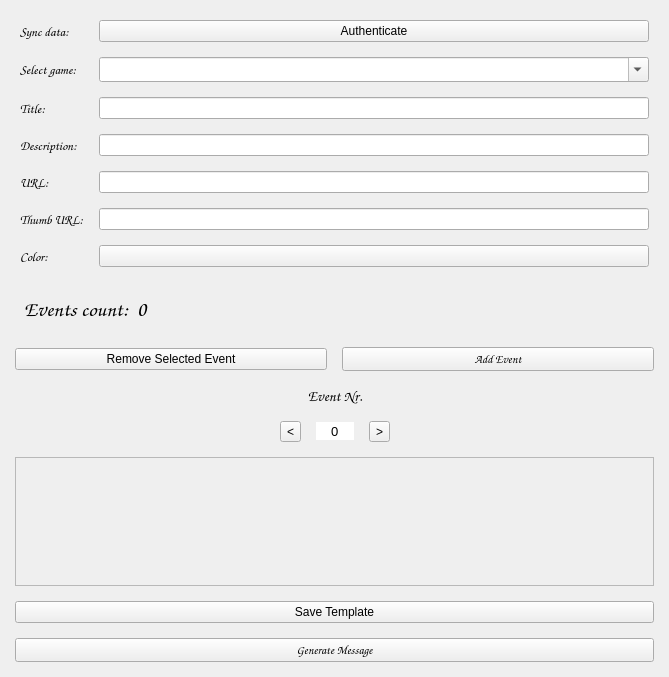
Before: the Qt Designer form UI/mainWindow.ui in dimaunix/pyEMG, drawn with Qt 5.
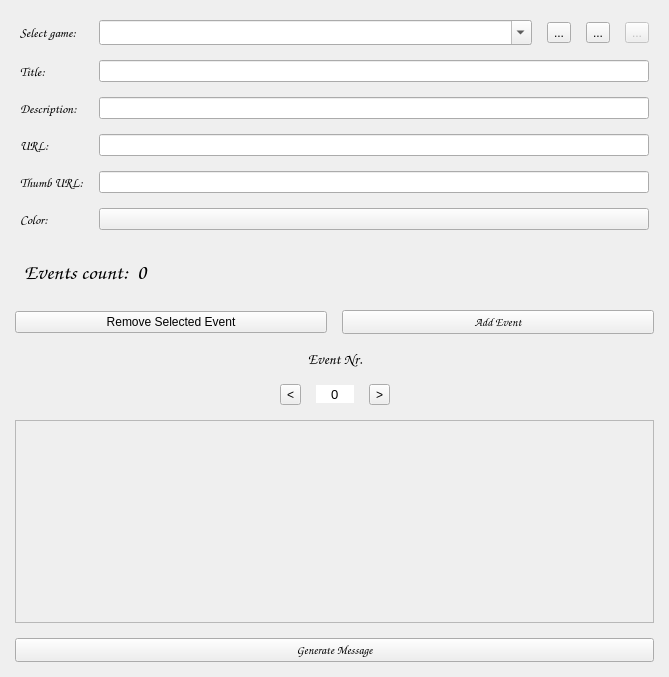
After: the same form once the commit is applied. Icons and pictures are not drawn.

```diff
--- a/UI/mainWindow.ui
+++ b/UI/mainWindow.ui
@@ -81,7 +81,95 @@
       <property name="bottomMargin">
        <number>5</number>
       </property>
-      <item row="1" column="0">
+      <item row="0" column="1">
+       <layout class="QHBoxLayout" name="horizontalLayout_5">
+        <item>
+         <widget class="QComboBox" name="comboSelectGame">
+          <property name="font">
+           <font>
+            <family>Verdana</family>
+            <pointsize>10</pointsize>
+           </font>
+          </property>
+          <property name="editable">
+           <bool>true</bool>
+          </property>
+         </widget>
+        </item>
+        <item>
+         <widget class="QToolButton" name="btnSaveTemplate">
+          <property name="text">
+           <string>...</string>
+          </property>
+          <property name="icon">
+           <iconset>
+            <normaloff>../resources/save.png</normaloff>../resources/save.png</iconset>
+          </property>
+         </widget>
+        </item>
+        <item>
+         <widget class="QToolButton" name="btnAuth">
+          <property name="text">
+           <string>...</string>
+          </property>
+          <property name="icon">
+           <iconset>
+            <normaloff>../resources/login.png</normaloff>../resources/login.png</iconset>
+          </property>
+         </widget>
+        </item>
+        <item>
+         <widget class="QToolButton" name="btnRefresh">
+          <property name="enabled">
+           <bool>false</bool>
+          </property>
+          <property name="text">
+           <string>...</string>
+          </property>
+          <property name="icon">
+           <iconset>
+            <normaloff>../resources/refresh.png</normaloff>../resources/refresh.png</iconset>
+          </property>
+         </widget>
+        </item>
+       </layout>
+      </item>
+      <item row="9" column="0">
+       <widget class="QLabel" name="label_5">
+        <property name="font">
+         <font>
+          <family>Comic Sans MS</family>
+          <pointsize>10</pointsize>
+         </font>
+        </property>
+        <property name="text">
+         <string>Color:</string>
+        </property>
+       </widget>
+      </item>
+      <item row="9" column="1">
+       <widget class="QPushButton" name="btnColorPicker">
+        <property name="font">
+         <font>
+          <family>Verdana</family>
+          <pointsize>8</pointsize>
+         </font>
+        </property>
+        <property name="styleSheet">
+         <string notr="true"/>
+        </property>
+        <property name="text">
+         <string/>
+        </property>
+        <property name="default">
+         <bool>false</bool>
+        </property>
+        <property name="flat">
+         <bool>false</bool>
+        </property>
+       </widget>
+      </item>
+      <item row="0" column="0">
        <widget class="QLabel" name="label_6">
         <property name="font">
          <font>
@@ -95,19 +183,16 @@
        </widget>
       </item>
       <item row="1" column="1">
-       <widget class="QComboBox" name="comboSelectGame">
+       <widget class="QLineEdit" name="inputTitle">
         <property name="font">
          <font>
           <family>Verdana</family>
-          <pointsize>10</pointsize>
+          <pointsize>8</pointsize>
          </font>
         </property>
-        <property name="editable">
-         <bool>true</bool>
-        </property>
        </widget>
       </item>
-      <item row="2" column="0">
+      <item row="1" column="0">
        <widget class="QLabel" name="label">
         <property name="font">
          <font>
@@ -120,16 +205,6 @@
         </property>
        </widget>
       </item>
-      <item row="2" column="1">
-       <widget class="QLineEdit" name="inputTitle">
-        <property name="font">
-         <font>
-          <family>Verdana</family>
-          <pointsize>8</pointsize>
-         </font>
-        </property>
-       </widget>
-      </item>
       <item row="3" column="0">
        <widget class="QLabel" name="label_2">
         <property name="font">
@@ -176,7 +251,7 @@
         </property>
        </widget>
       </item>
-      <item row="5" column="0">
+      <item row="6" column="0">
        <widget class="QLabel" name="label_4">
         <property name="font">
          <font>
@@ -189,7 +264,7 @@
         </property>
        </widget>
       </item>
-      <item row="5" column="1">
+      <item row="6" column="1">
        <widget class="QLineEdit" name="inputThumb">
         <property name="font">
          <font>
@@ -199,61 +274,6 @@
         </property>
        </widget>
       </item>
-      <item row="7" column="0">
-       <widget class="QLabel" name="label_5">
-        <property name="font">
-         <font>
-          <family>Comic Sans MS</family>
-          <pointsize>10</pointsize>
-         </font>
-        </property>
-        <property name="text">
-         <string>Color:</string>
-        </property>
-       </widget>
-      </item>
-      <item row="7" column="1">
-       <widget class="QPushButton" name="btnColorPicker">
-        <property name="font">
-         <font>
-          <family>Verdana</family>
-          <pointsize>8</pointsize>
-         </font>
-        </property>
-        <property name="styleSheet">
-         <string notr="true"/>
-        </property>
-        <property name="text">
-         <string/>
-        </property>
-        <property name="default">
-         <bool>false</bool>
-        </property>
-        <property name="flat">
-         <bool>false</bool>
-        </property>
-       </widget>
-      </item>
-      <item row="0" column="0">
-       <widget class="QLabel" name="label_8">
-        <property name="font">
-         <font>
-          <family>Comic Sans MS</family>
-          <pointsize>10</pointsize>
-         </font>
-        </property>
-        <property name="text">
-         <string>Sync data:</string>
-        </property>
-       </widget>
-      </item>
-      <item row="0" column="1">
-       <widget class="QPushButton" name="btnAuth">
-        <property name="text">
-         <string>Authenticate</string>
-        </property>
-       </widget>
-      </item>
      </layout>
     </item>
     <item>
@@ -510,13 +530,6 @@
       </widget>
      </widget>
     </item>
-    <item>
-     <widget class="QPushButton" name="btnSaveTemplate">
-      <property name="text">
-       <string>Save Template</string>
-      </property>
-     </widget>
-    </item>
     <item>
      <widget class="QPushButton" name="btnGenerate">
       <property name="font">
```
Left out of the diff: 9 changed lines with no effect on the pictures.
